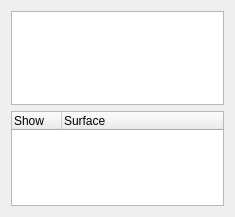
Qt form src/crystalcontroller.ui (peterspackman/crystalexplorer) before a commit.
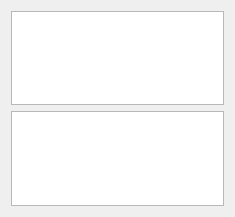
The same form after that commit.

What changed in the file:
```diff
--- a/src/crystalcontroller.ui
+++ b/src/crystalcontroller.ui
@@ -15,23 +15,13 @@
     <widget class="QListWidget" name="structureListWidget"/>
    </item>
    <item>
-    <widget class="QTreeWidget" name="surfaceTreeWidget">
+    <widget class="QTreeView" name="structureTreeView">
      <attribute name="headerMinimumSectionSize">
-      <number>20</number>
-     </attribute>
-     <attribute name="headerDefaultSectionSize">
       <number>50</number>
      </attribute>
-     <column>
-      <property name="text">
-       <string>Show</string>
-      </property>
-     </column>
-     <column>
-      <property name="text">
-       <string>Surface</string>
-      </property>
-     </column>
+     <attribute name="headerStretchLastSection">
+      <bool>true</bool>
+     </attribute>
     </widget>
    </item>
   </layout>
```
Left out of the diff: 2 changed lines with no effect on the pictures.
